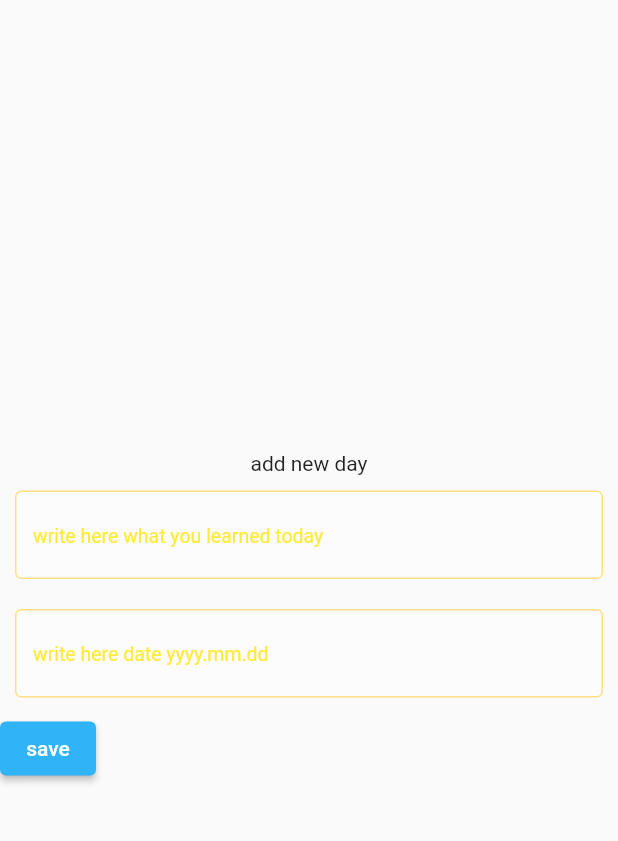
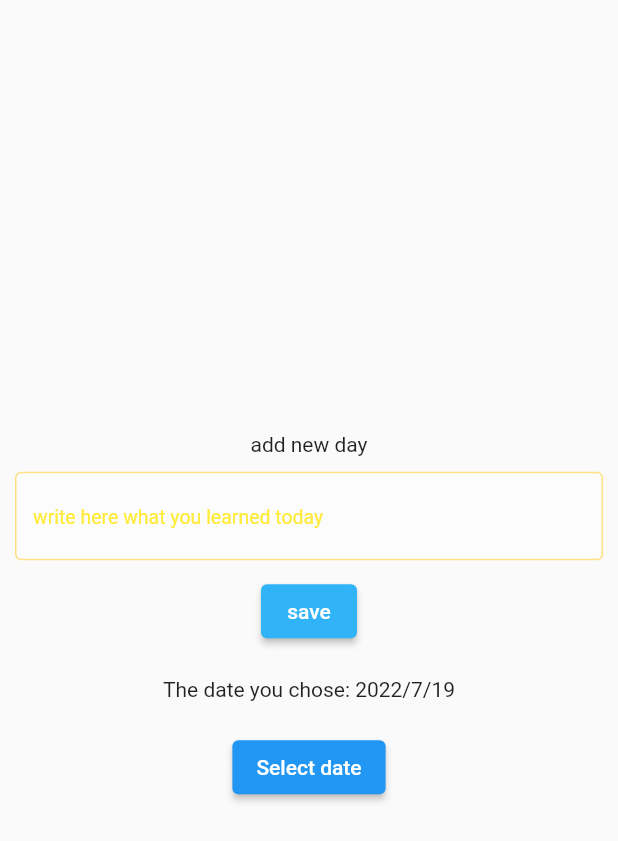
Before and after one commit to pilchsebastian88/my_days, a Flutter app: the AddMyDaysPageContent widget shown alone on an empty page, opened directly, on a phone screen of 412 x 824 dp. Shown: the top 841 px of the screen. Run offline on Flutter 3.47's test engine with Material 2 defaults, Android fonts, the light colour scheme and no system bars; our stand-ins replace cloud_firestore, firebase_auth, firebase_core, flutter_rating_bar, google_fonts; accounts and stored records are empty.

Commit message:
Add date picker and remove TextField with date input

```diff
--- a/lib/home/my_days/add_my_days_page_content.dart
+++ b/lib/home/my_days/add_my_days_page_content.dart
@@ -11,8 +11,8 @@ class AddMyDaysPageContent extends StatefulWidget {
 }
 
 class _AddMyDaysPageContentState extends State<AddMyDaysPageContent> {
+  DateTime date = DateTime(2022, 07, 19);
   var titleInput = '';
-  var dateInput = '';
 
   @override
   Widget build(BuildContext context) {
@@ -50,36 +50,7 @@ class _AddMyDaysPageContentState extends State<AddMyDaysPageContent> {
               cursorColor: Colors.black,
             ),
           ),
-          Padding(
-            padding: const EdgeInsets.all(10.0),
-            child: TextField(
-              onChanged: (newValue) {
-                setState(() {
-                  dateInput = newValue;
-                });
-              },
-              decoration: InputDecoration(
-                hintText: 'write here date yyyy.mm.dd',
-                hintStyle: const TextStyle(
-                  fontSize: 13,
-                  color: Colors.yellow,
-                ),
-                fillColor: Colors.white38,
-                filled: true,
-                enabledBorder: OutlineInputBorder(
-                  borderSide: BorderSide(
-                    color: Colors.amber.shade200,
-                    width: 1.0,
-                  ),
-                ),
-                focusedBorder: const OutlineInputBorder(
-                  borderSide: BorderSide(color: Colors.black, width: 1.5),
-                ),
-              ),
-              cursorColor: Colors.black,
-            ),
-          ),
-          Row(
+          Column(
             children: [
               ElevatedButton(
                 onPressed: () {
@@ -106,7 +77,7 @@ class _AddMyDaysPageContentState extends State<AddMyDaysPageContent> {
                         FirebaseFirestore.instance.collection('mydays').add(
                           {
                             'title': titleInput,
-                            'date': dateInput,
+                            'date': date,
                           },
                         );
                       },
@@ -120,6 +91,25 @@ class _AddMyDaysPageContentState extends State<AddMyDaysPageContent> {
                   'save',
                 ),
               ),
+              const SizedBox(height: 20),
+              Text(
+                  'The date you chose: ${date.year}/${date.month}/${date.day}'),
+              const SizedBox(height: 20),
+              ElevatedButton(
+                onPressed: () async {
+                  DateTime? newDate = await showDatePicker(
+                    context: context,
+                    initialDate: date,
+                    firstDate: DateTime(2020),
+                    lastDate: DateTime(2100),
+                  );
+                  if (newDate == null) return;
+                  setState(() {
+                    date = newDate;
+                  });
+                },
+                child: const Text('Select date'),
+              ),
             ],
           ),
         ],
```
